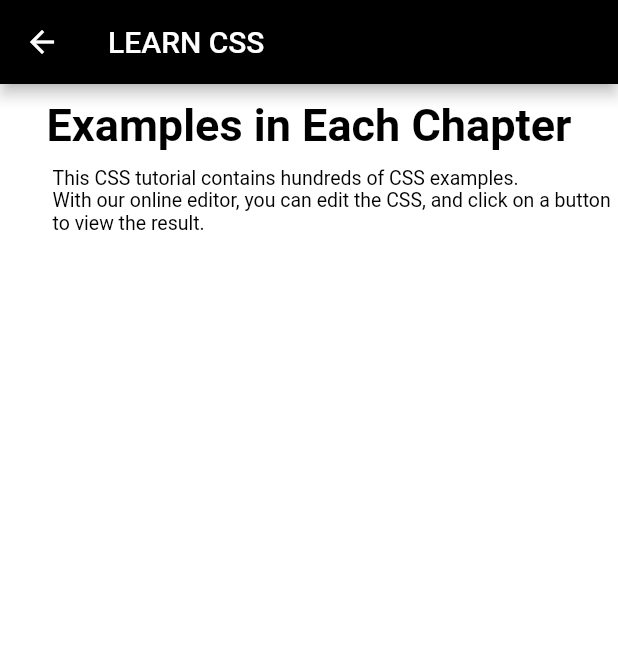
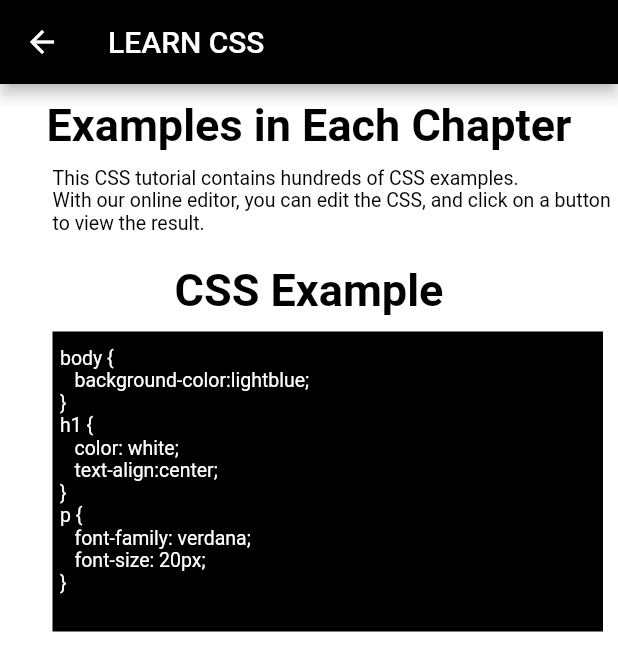
Before and after one commit to crashantrax/onlinetutorials, a Flutter app: the Learncss screen opened directly, on a phone screen of 412 x 824 dp. Shown: the top 671 px of the screen. Run offline on Flutter 3.47's test engine with Material 2 defaults, Android fonts, the phone set to English and light mode, and no system bars; our stand-ins replace webview_flutter; Roboto replaces fonts that are missing (Ewert).

Commit message:
UPDATED CONTENTS

```diff
--- a/lib/content/css/learncss.dart
+++ b/lib/content/css/learncss.dart
@@ -61,13 +61,66 @@ class Learncss extends StatelessWidget {
                   child: new Align(
                     alignment: Alignment.centerLeft,
                     child: new Text(
-                      "This CSS tutorial contains hundreds of CSS examples."+"\n"
-                      +"With our online editor, you can edit the CSS, and click on a button to view the result.",
+                      "This CSS tutorial contains hundreds of CSS examples." +
+                          "\n" +
+                          "With our online editor, you can edit the CSS, and click on a button to view the result.",
                       style: new TextStyle(
                           fontSize: 13.0,
                           color: Colors.black,
                           fontWeight: FontWeight.w400,
                           fontFamily: "Ewert"),
+                    ),
+                  ),
+                ),
+                new Row(
+                  mainAxisAlignment: MainAxisAlignment.center,
+                  mainAxisSize: MainAxisSize.max,
+                  crossAxisAlignment: CrossAxisAlignment.center,
+                  children: <Widget>[
+                    new Padding(
+                      child: new Text(
+                        "CSS Example",
+                        style: new TextStyle(
+                            fontSize: 30.0,
+                            color: Colors.black,
+                            fontWeight: FontWeight.w700,
+                            fontFamily: "Ewert"),
+                      ),
+                      padding:
+                          const EdgeInsets.fromLTRB(10.0, 10.0, 10.0, 10.0),
+                    ),
+                  ],
+                ),
+                Padding(
+                  padding: const EdgeInsets.fromLTRB(35.0, 0.0, 10.0, 10.0),
+                  child: Container(
+                    color: Colors.black,
+                    child: new Align(
+                      alignment: Alignment.centerLeft,
+                      child: Padding(
+                        padding: const EdgeInsets.fromLTRB(5.0, 10.0, 0.0, 10.0),
+                        child: new Text(
+                          "body {\n" +
+                          "   background-color:lightblue;\n" +
+                          "}\n" +
+
+                          "h1 {\n" +
+                          "   color: white;\n"+
+                          "   text-align:center;\n"+
+                          "}\n"
+                          "p {\n"+
+                          "   font-family: verdana;\n"+
+                          "   font-size: 20px;\n"+
+                          "}\n"
+
+                          ,
+                          style: new TextStyle(
+                              fontSize: 13.0,
+                              color: Colors.white,
+                              fontWeight: FontWeight.w400,
+                              fontFamily: "Ewert"),
+                        ),
+                      ),
                     ),
                   ),
                 ),
--- a/lib/content/html/learnhtml.dart
+++ b/lib/content/html/learnhtml.dart
@@ -1,7 +1,6 @@
 import 'package:onlinetutorials/profile.dart';
 import 'package:flutter/material.dart';
 import 'package:url_launcher/url_launcher.dart';
-
 
 class Learnhtmlnav extends StatelessWidget {
   @override
@@ -23,16 +22,14 @@ class Learnhtml extends StatelessWidget {
   //     {Key key, this.idUser, this.firstname, this.lastname, this.username})
   //     : super(key: key);
 
-
-
   @override
   Widget build(BuildContext context) {
     return new Scaffold(
       appBar: new AppBar(
-          title: new Text("LEARN HTML"),
+        title: new Text("HTML Tutorial"),
       ),
-
-        body: ListView(children: <Widget>[
+      body: ListView(
+        children: <Widget>[
           new Container(
             alignment: Alignment.topRight,
             child: new Column(
@@ -40,148 +37,95 @@ class Learnhtml extends StatelessWidget {
               mainAxisSize: MainAxisSize.max,
               crossAxisAlignment: CrossAxisAlignment.center,
               children: <Widget>[
+                new Row(
+                  mainAxisAlignment: MainAxisAlignment.center,
+                  mainAxisSize: MainAxisSize.max,
+                  crossAxisAlignment: CrossAxisAlignment.center,
+                  children: <Widget>[
+                    new Padding(
+                      child: new Text(
+                        "Examples in Every Chapter",
+                        style: new TextStyle(
+                            fontSize: 30.0,
+                            color: Colors.black,
+                            fontWeight: FontWeight.w700,
+                            fontFamily: "Ewert"),
+                      ),
+                      padding:
+                          const EdgeInsets.fromLTRB(10.0, 10.0, 10.0, 10.0),
+                    ),
+                  ],
+                ),
+                Padding(
+                  padding: const EdgeInsets.fromLTRB(30.0, 0.0, 0.0, 10.0),
+                  child: new Align(
+                    alignment: Alignment.centerLeft,
+                    child: Padding(
+                      padding: const EdgeInsets.fromLTRB(0.0, 0.0, 10.0, 0.0),
+                      child: new Text(
+                        "This CSS tutorial contains hundreds of CSS examples. With our online editor, you can edit the CSS, and click on a button to view the result.",
+                        style: new TextStyle(
+                            fontSize: 13.0,
+                            color: Colors.black,
+                            fontWeight: FontWeight.w400,
+                            fontFamily: "Ewert"),
+                      ),
+                    ),
+                  ),
+                ),
+                Padding(
+                  padding: const EdgeInsets.fromLTRB(30.0, 0.0, 0.0, 10.0),
+                  child: new Align(
+                    alignment: Alignment.centerLeft,
+                    child: Padding(
+                      padding: const EdgeInsets.fromLTRB(0.0, 0.0, 10.0, 0.0),
+                      child: new Text(
+                        "Example",
+                        style: new TextStyle(
+                            fontSize: 20.0,
+                            color: Colors.black,
+                            fontWeight: FontWeight.w500,
+                            fontFamily: "Ewert"),
+                      ),
+                    ),
+                  ),
+                ),
+                Padding(
+                  padding: const EdgeInsets.fromLTRB(30.0, 0.0, 10.0, 10.0),
+                  child: Container(
+                    color: Colors.black,
+                    child: new Align(
+                      alignment: Alignment.centerLeft,
+                      child: Padding(
+                        padding: const EdgeInsets.fromLTRB(5.0, 10.0, 0.0, 10.0),
+                        child: new Text(
+                          "<!DOCTYPE html>\n" +
+                          "<html>\n" +
+                          "<head>\n" +
+                          "<title>Page Title</title>\n" +
+                          "</head>\n"+
+                          "<body>\n"+
+                          "<h1>This is a Heading</h1>\n"
+                          "<p>This is a paragraph.</p>\n"+
+                          "</body>\n"+
+                          "</html>"
 
-
-
-                    // new Row(
-                    //     mainAxisAlignment: MainAxisAlignment.center,
-                    //     mainAxisSize: MainAxisSize.max,
-                    //     crossAxisAlignment: CrossAxisAlignment.center,
-                    //     children: <Widget>[
-                    //       new Padding(
-                    //         child: new Text(
-                    //           "SQL",
-                    //           style: new TextStyle(
-                    //               fontSize: 60.0,
-                    //               color: Colors.black,
-                    //               fontWeight: FontWeight.w700,
-                    //               fontFamily: "Ewert"),
-                    //         ),
-                    //         padding:
-                    //             const EdgeInsets.fromLTRB(10.0, 10.0, 10.0, 10.0),
-                    //       ),
-                    //     ]
-                    //     ),
-                    // new Row(
-                    //     mainAxisAlignment: MainAxisAlignment.center,
-                    //     mainAxisSize: MainAxisSize.max,
-                    //     crossAxisAlignment: CrossAxisAlignment.center,
-                    //     children: <Widget>[
-                    //       new Padding(
-                    //         child: new Text(
-                    //           "The language for accessing databases",
-                    //           maxLines: 2,
-                    //           style: new TextStyle(
-                    //               fontSize: 15.0,
-                    //               color: Colors.black,
-                    //               // fontWeight: FontWeight.w700,
-                    //               fontFamily: "Ewert"),
-                    //         ),
-                    //         padding:
-                    //             const EdgeInsets.fromLTRB(30.0, 12.0, 10.0, 12.0),
-                    //       ),
-                    //     ]
-                    //     ),
-                    // new Row(
-                    //     mainAxisAlignment: MainAxisAlignment.center,
-                    //     mainAxisSize: MainAxisSize.max,
-                    //     crossAxisAlignment: CrossAxisAlignment.center,
-                    //     children: <Widget>[
-
-                    //       Padding(
-                    //           padding: const EdgeInsets.symmetric(horizontal: 20.0),
-                    //           child: new FlatButton(
-                    //             color: Colors.lightBlue,
-                    //             textColor: Colors.white,
-                    //             disabledColor: Colors.grey,
-                    //             disabledTextColor: Colors.black,
-                    //             splashColor: Colors.grey,
-                    //             onPressed: () {
-                    //               // Navigator.push(
-                    //               //   context,
-                    //               //   MaterialPageRoute(
-                    //               //       builder: (context) => LatestUpload()),
-                    //               // );
-                    //               /*...*/
-                    //             },
-                    //             child: Text(
-                    //               "LEARN SQL",
-                    //               style: TextStyle(
-                    //                   fontSize: 15.0, fontWeight: FontWeight.w600),
-                    //             ),
-                    //           )),
-                    //       Padding(
-                    //           padding: const EdgeInsets.only(left: 10.0),
-                    //           child: new FlatButton(
-                    //             color: Colors.lightBlue,
-                    //             textColor: Colors.white,
-                    //             disabledColor: Colors.grey,
-                    //             disabledTextColor: Colors.black,
-                    //             splashColor: Colors.grey,
-                    //             onPressed: () {
-                    //               // Navigator.push(
-                    //               //   context,
-                    //               //   MaterialPageRoute(
-                    //               //       builder: (context) => LatestUpload()),
-                    //               // );
-                    //               /*...*/
-                    //             },
-                    //             child: Text(
-                    //               "SQL REFERENCES",
-                    //               style: TextStyle(
-                    //                   fontSize: 15.0, fontWeight: FontWeight.w600),
-                    //             ),
-                    //           )),
-                    //     ]),
-                  ])),
-        ])
-
-        // new Container(
-        //   child: new Center(
-        //     child: new Column(
-        //       mainAxisAlignment: MainAxisAlignment.spaceEvenly,
-        //       children: <Widget>[
-        //         // MaterialButton(
-        //         //   color: Theme.of(context).accentColor,
-        //         //   minWidth: 170.0,
-        //         //   onPressed: () {
-        //         //     var route = new MaterialPageRoute(
-        //         //       builder: (BuildContext context) =>
-        //         //           new Profile(idUser: this.idUser),
-        //         //     );
-        //         //     Navigator.of(context).push(route);
-        //         //   },
-        //         //   child: Text("Profile"),
-        //         // ),
-        //         // MaterialButton(
-        //         //   minWidth: 170.0,
-        //         //   color: Theme.of(context).accentColor,
-        //         //   onPressed: () {
-        //         //     var route = new MaterialPageRoute(
-        //         //       builder: (BuildContext context) => new AllUsers(),
-        //         //     );
-        //         //     Navigator.of(context).push(route);
-        //         //   },
-        //         //   child: Text("All Users"),
-        //         // ),
-        //         // MaterialButton(
-        //         //   minWidth: 170.0,
-        //         //   color: Theme.of(context).accentColor,
-        //         //   onPressed: () {
-        //         //     _launchURL();
-        //         //   },
-        //         //   child: Text("Call Customer Service"),
-        //         // ),
-        //         // MaterialButton(
-        //         //   minWidth: 170.0,
-        //         //   color: Theme.of(context).accentColor,
-        //         //   onPressed: () {},
-        //         //   child: Text("Econstat"),
-        //         // ),
-        //       ],
-        //     ),
-        //   ),
-        // ),
+                          ,
+                          style: new TextStyle(
+                              fontSize: 13.0,
+                              color: Colors.white,
+                              fontWeight: FontWeight.w400,
+                              fontFamily: "Ewert"),
+                        ),
+                      ),
+                    ),
+                  ),
+                ),
+              ],
+            ),
+          ),
+        ],
+      ),
     );
   }
 }
--- a/lib/main.dart
+++ b/lib/main.dart
@@ -94,6 +94,7 @@ class _MyHomePageState extends State<MyHomePage> {
 
           var route = new MaterialPageRoute(
             builder: (BuildContext context) => new SecondPage(
+              // selectedUrl: "http://webonlinetutorial.ga",
               idUser: data[0]['user_id'],
               firstname: data[0]['first_name'],
               lastname: data[0]['last_name'],
```
Also changed, not shown: lib/second_screen.dart (+10 -1 lines). Lines whose indentation alone changed are shown as unchanged.
